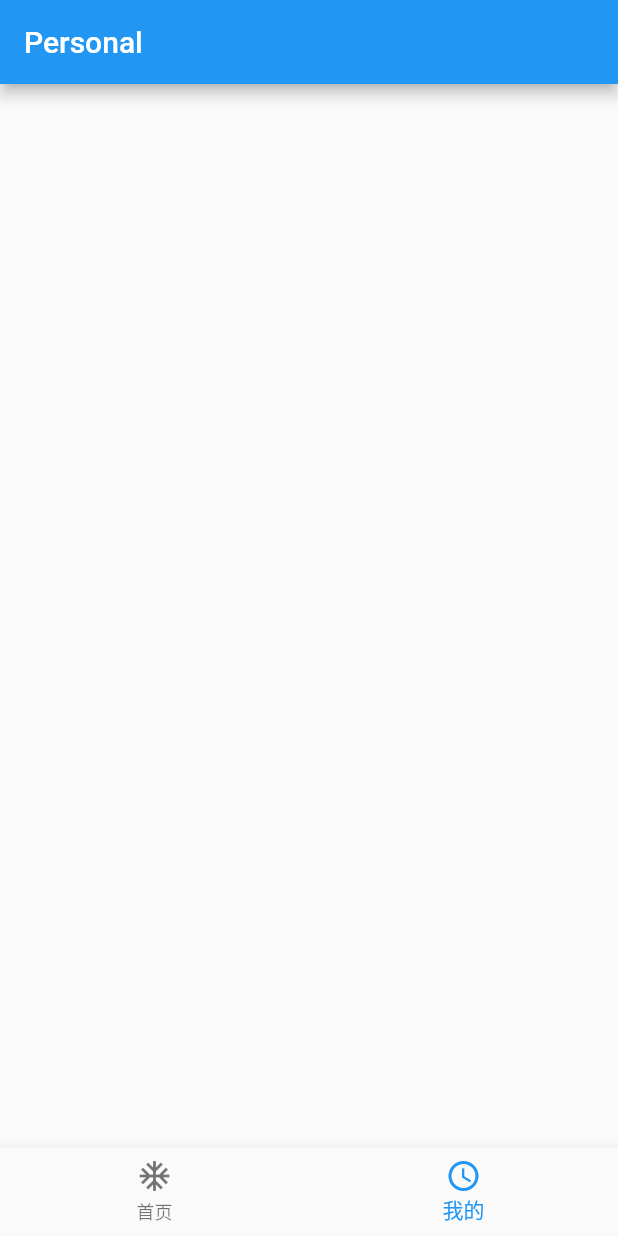
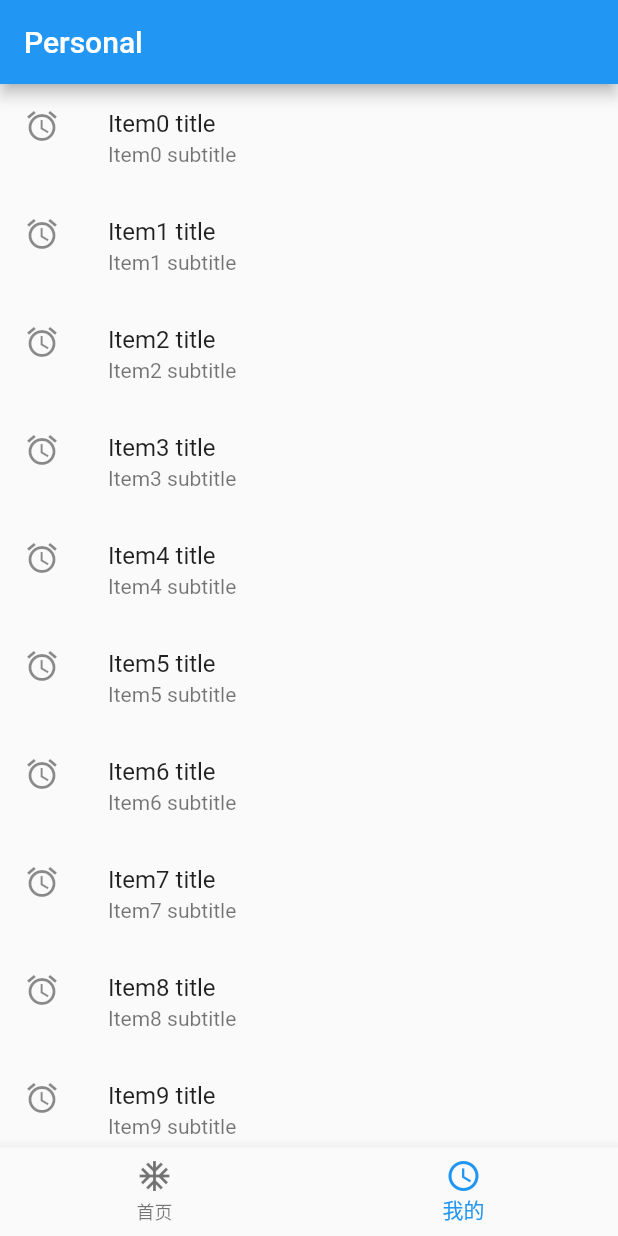
Before and after one commit to csc414/flutter_practive, a Flutter app: the screen it shows after launch, item 2 of the bottom bar chosen, on a phone screen of 412 x 824 dp. Run offline on Flutter 3.47's test engine with Material 2 defaults, Android fonts, the phone set to English and light mode, and no system bars.

```diff
--- /dev/null
+++ b/lib/app.dart
@@ -0,0 +1,58 @@
+import 'package:flutter/material.dart';
+import 'pages/home_page.dart';
+import 'pages/personal_page.dart';
+
+class App extends StatelessWidget {
+  @override
+  Widget build(BuildContext context) {
+    return MaterialApp(
+      home: MainPage(),
+    );
+  }
+}
+
+class MainPage extends StatefulWidget {
+  @override
+  State<StatefulWidget> createState() {
+    return MainPageState();
+  }
+}
+
+class MainPageState extends State<MainPage> {
+  final _items = <BottomNavigationBarItem>[
+    BottomNavigationBarItem(icon: Icon(Icons.ac_unit), title: Text('首页')),
+    BottomNavigationBarItem(icon: Icon(Icons.access_time), title: Text('我的')),
+  ];
+
+  final _pages = <Widget>[HomePage(), PersonalPage()];
+
+  final _pageController = PageController();
+
+  int _pageIndex = 0;
+
+  void onTap(int index) {
+    _pageController.jumpToPage(index);
+  }
+
+  void onPageChanged(int index) {
+    setState(() {
+      _pageIndex = index;
+    });
+  }
+
+  @override
+  Widget build(BuildContext context) {
+    return Scaffold(
+        body: PageView(
+          controller: _pageController,
+          onPageChanged: onPageChanged,
+          children: _pages,
+          physics: NeverScrollableScrollPhysics(),
+        ),
+        bottomNavigationBar: BottomNavigationBar(
+          currentIndex: _pageIndex,
+          items: _items,
+          onTap: onTap,
+        ));
+  }
+}
--- a/lib/main.dart
+++ b/lib/main.dart
@@ -1,90 +1,4 @@
 import 'package:flutter/material.dart';
+import 'app.dart';
 
 void main() => runApp(App());
-
-class App extends StatelessWidget {
-  @override
-  Widget build(BuildContext context) {
-    return MaterialApp(
-      home: MainPage(),
-    );
-  }
-}
-
-class MainPage extends StatefulWidget {
-  @override
-  State<StatefulWidget> createState() {
-    return MainPageState();
-  }
-}
-
-class MainPageState extends State<MainPage> {
-  int _currentIndex = 0;
-
-  final _pages = <Widget>[HomePage(), PersonalPage()];
-
-  @override
-  Widget build(BuildContext context) {
-    return BottomNavigationBarProvider(
-      child: _pages[_currentIndex],
-      bottomNavigationBar: BottomNavigationBar(
-        currentIndex: _currentIndex,
-        items: <BottomNavigationBarItem>[
-          BottomNavigationBarItem(
-              icon: Icon(Icons.ac_unit), title: Text('首页')),
-          BottomNavigationBarItem(
-              icon: Icon(Icons.access_time), title: Text('我的')),
-        ],
-        onTap: (index) {
-          setState(() {
-            _currentIndex = index;
-          });
-        },
-      )
-    );
-  }
-}
-
-class BottomNavigationBarProvider extends InheritedWidget {
-  final BottomNavigationBar bottomNavigationBar;
-
-  BottomNavigationBarProvider(
-      {Key key, @required this.bottomNavigationBar, Widget child})
-      : super(key: key, child: child);
-
-  static BottomNavigationBarProvider of(BuildContext context) {
-    return context
-        .dependOnInheritedWidgetOfExactType<BottomNavigationBarProvider>();
-  }
-
-  @override
-  bool updateShouldNotify(BottomNavigationBarProvider oldWidget) {
-    return bottomNavigationBar != oldWidget.bottomNavigationBar;
-  }
-}
-
-class HomePage extends StatelessWidget {
-  @override
-  Widget build(BuildContext context) {
-    return Scaffold(
-      appBar: AppBar(
-        title: Text('Home'),
-      ),
-      body: Container(),
-      bottomNavigationBar: BottomNavigationBarProvider.of(context).bottomNavigationBar,
-    );
-  }
-}
-
-class PersonalPage extends StatelessWidget {
-  @override
-  Widget build(BuildContext context) {
-    return Scaffold(
-      appBar: AppBar(
-        title: Text('Personal'),
-      ),
-      body: Container(),
-      bottomNavigationBar: BottomNavigationBarProvider.of(context).bottomNavigationBar,
-    );
-  }
-}
--- /dev/null
+++ b/lib/pages/personal_page.dart
@@ -0,0 +1,38 @@
+import 'package:flutter/material.dart';
+
+class PersonalPage extends StatefulWidget {
+  PersonalPage({Key key}) : super(key: key);
+
+  @override
+  _PersonalPageState createState() => _PersonalPageState();
+}
+
+class _PersonalPageState extends State<PersonalPage> with AutomaticKeepAliveClientMixin {
+  @override
+  void initState() {
+    super.initState();
+    print('personal init.');
+  }
+
+  @override
+  Widget build(BuildContext context) {
+    super.build(context);
+    return Scaffold(
+      appBar: AppBar(
+        title: Text('Personal'),
+      ),
+      body: ListView.builder(
+          itemCount: 30,
+          itemBuilder: (context, i) {
+            return ListTile(
+              title: Text('Item$i title'),
+              subtitle: Text('Item$i subtitle'),
+              leading: Icon(Icons.alarm),
+            );
+          })
+    );
+  }
+
+  @override
+  bool get wantKeepAlive => true;
+}
```
Also changed, not shown: lib/pages/home_page.dart (added, +40 -0 lines), 1 other file.
